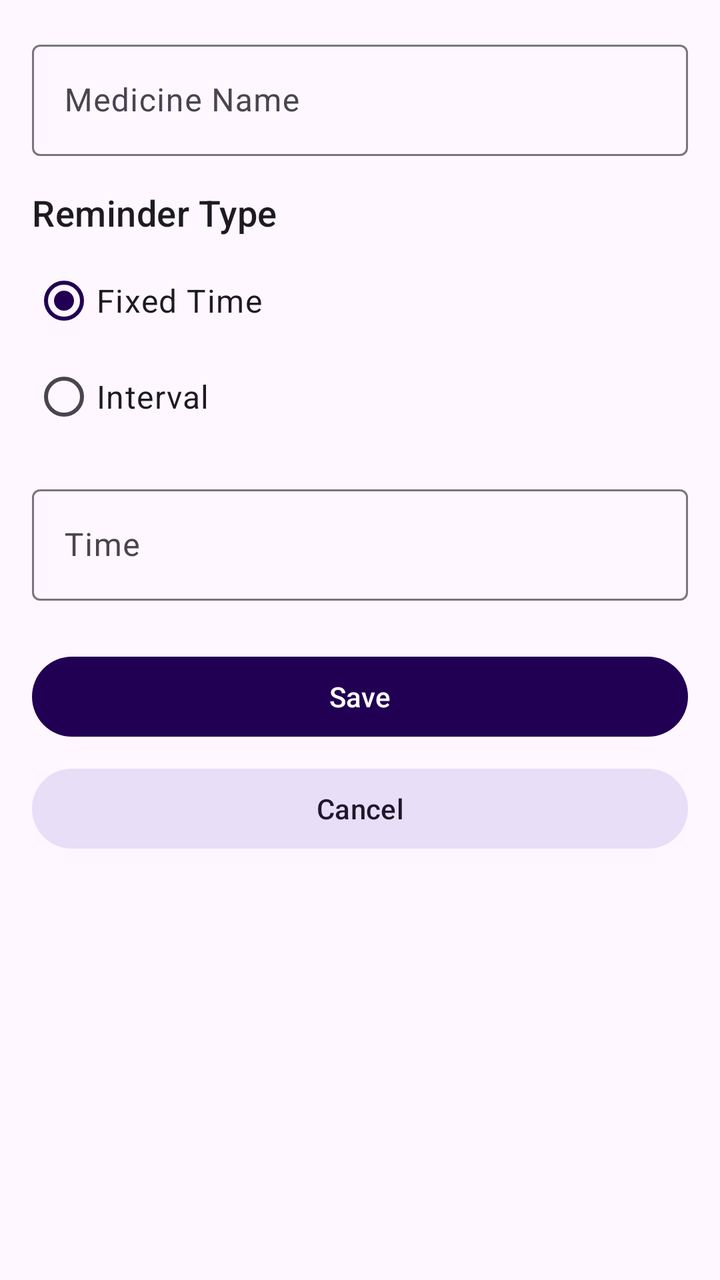
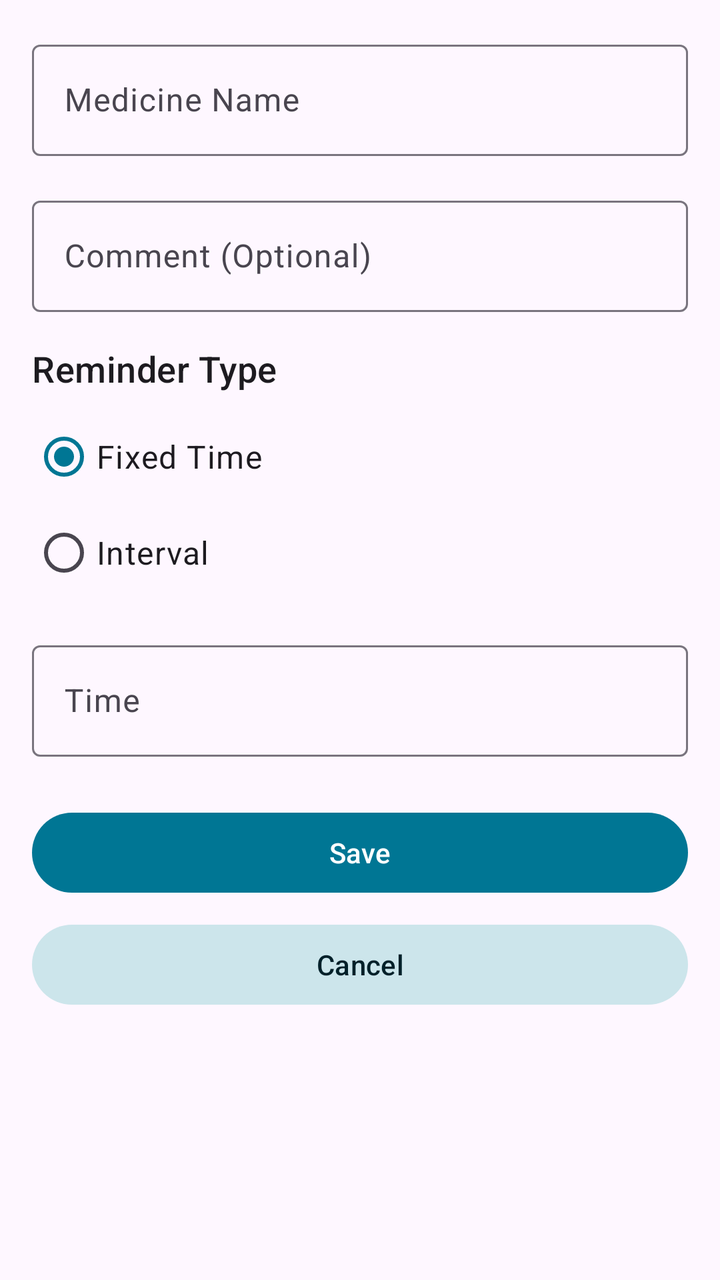

Screens rendered from an Android XML layout before and after an edit, with the pre-edit source and the edit as a unified diff.
<!-- AndroidManifest.xml: application theme Theme.MedicineReminder -->
<!-- res/layout/activity_add_edit_medicine.xml -->
<?xml version="1.0" encoding="utf-8"?>
<ScrollView xmlns:android="http://schemas.android.com/apk/res/android"
    xmlns:app="http://schemas.android.com/apk/res-auto"
    android:layout_width="match_parent"
    android:layout_height="match_parent"
    android:fillViewport="true">

    <LinearLayout
        android:layout_width="match_parent"
        android:layout_height="wrap_content"
        android:orientation="vertical"
        android:padding="16dp">

        <com.google.android.material.textfield.TextInputLayout
            android:layout_width="match_parent"
            android:layout_height="wrap_content"
            android:hint="@string/medicine_name"
            android:layout_marginBottom="16dp">

            <com.google.android.material.textfield.TextInputEditText
                android:id="@+id/editTextName"
                android:layout_width="match_parent"
                android:layout_height="wrap_content"
                android:textAppearance="?attr/textAppearanceBodyLarge" />
        </com.google.android.material.textfield.TextInputLayout>

        <TextView
            android:layout_width="wrap_content"
            android:layout_height="wrap_content"
            android:text="Reminder Type"
            android:textAppearance="?attr/textAppearanceTitleMedium"
            android:layout_marginBottom="8dp"/>

        <RadioGroup
            android:id="@+id/radioGroupType"
            android:layout_width="match_parent"
            android:layout_height="wrap_content"
            android:orientation="vertical"
            android:layout_marginBottom="16dp">
            <RadioButton
                android:id="@+id/radioFixed"
                android:layout_width="wrap_content"
                android:layout_height="wrap_content"
                android:text="Fixed Time"
                android:textAppearance="?attr/textAppearanceBodyLarge"
                android:checked="true"/>
            <RadioButton
                android:id="@+id/radioInterval"
                android:layout_width="wrap_content"
                android:layout_height="wrap_content"
                android:textAppearance="?attr/textAppearanceBodyLarge"
                android:text="Interval" />
        </RadioGroup>

        
        <com.google.android.material.textfield.TextInputLayout
            android:id="@+id/layoutFixedTime"
            android:layout_width="match_parent"
            android:layout_height="wrap_content"
            android:hint="@string/time"
            style="@style/Widget.Material3.TextInputLayout.OutlinedBox">

            <com.google.android.material.textfield.TextInputEditText
                android:id="@+id/editTextTime"
                android:layout_width="match_parent"
                android:layout_height="wrap_content"
                android:focusable="false"
                android:inputType="none"
                android:textAppearance="?attr/textAppearanceBodyLarge" />
        </com.google.android.material.textfield.TextInputLayout>

        
        <LinearLayout
            android:id="@+id/layoutInterval"
            android:layout_width="match_parent"
            android:layout_height="wrap_content"
            android:orientation="vertical"
            android:gravity="center_horizontal"
            android:visibility="gone"
            android:layout_marginTop="16dp">

            <TextView
                android:layout_width="wrap_content"
                android:layout_height="wrap_content"
                android:text="Repeat Every"
                android:textAppearance="?attr/textAppearanceTitleMedium"
                android:layout_marginBottom="16dp"/>

            <LinearLayout
                android:layout_width="wrap_content"
                android:layout_height="wrap_content"
                android:orientation="horizontal"
                android:gravity="center">

                <LinearLayout
                    android:layout_width="wrap_content"
                    android:layout_height="wrap_content"
                    android:orientation="vertical"
                    android:gravity="center">

                    <com.google.android.material.card.MaterialCardView
                        android:layout_width="wrap_content"
                        android:layout_height="wrap_content"
                        app:cardCornerRadius="8dp"
                        app:cardElevation="4dp"
                        app:strokeWidth="1dp"
                        app:strokeColor="?attr/colorPrimary">
                        <NumberPicker
                            android:id="@+id/numberPickerHours"
                            android:layout_width="80dp"
                            android:layout_height="150dp"
                            android:layout_margin="8dp" />
                    </com.google.android.material.card.MaterialCardView>

                    <TextView
                        android:layout_width="wrap_content"
                        android:layout_height="wrap_content"
                        android:text="Hours"
                        android:layout_marginTop="8dp"
                        android:textAppearance="?attr/textAppearanceBodySmall" />
                </LinearLayout>

                <TextView
                    android:layout_width="wrap_content"
                    android:layout_height="wrap_content"
                    android:text=":"
                    android:textAppearance="?attr/textAppearanceTitleLarge"
                    android:layout_marginHorizontal="16dp"
                    android:layout_marginBottom="24dp"
                    android:textStyle="bold" />

                <LinearLayout
                    android:layout_width="wrap_content"
                    android:layout_height="wrap_content"
                    android:orientation="vertical"
                    android:gravity="center">

                    <com.google.android.material.card.MaterialCardView
                        android:layout_width="wrap_content"
                        android:layout_height="wrap_content"
                        app:cardCornerRadius="8dp"
                        app:cardElevation="4dp"
                        app:strokeWidth="1dp"
                        app:strokeColor="?attr/colorPrimary">
                        <NumberPicker
                            android:id="@+id/numberPickerMinutes"
                            android:layout_width="80dp"
                            android:layout_height="150dp"
                            android:layout_margin="8dp" />
                    </com.google.android.material.card.MaterialCardView>

                    <TextView
                        android:layout_width="wrap_content"
                        android:layout_height="wrap_content"
                        android:text="Minutes"
                        android:layout_marginTop="8dp"
                        android:textAppearance="?attr/textAppearanceBodySmall" />
                </LinearLayout>

            </LinearLayout>
        </LinearLayout>

        <com.google.android.material.button.MaterialButton
            android:id="@+id/buttonSave"
            android:layout_width="match_parent"
            android:layout_height="wrap_content"
            android:layout_marginTop="24dp"
            android:text="@string/save"
            android:textAppearance="?attr/textAppearanceLabelLarge" />

        <com.google.android.material.button.MaterialButton
            android:id="@+id/buttonCancel"
            android:layout_width="match_parent"
            android:layout_height="wrap_content"
            android:layout_marginTop="8dp"
            android:text="Cancel"
            style="@style/Widget.Material3.Button.TonalButton"
            android:textAppearance="?attr/textAppearanceLabelLarge" />

        <com.google.android.material.button.MaterialButton
            android:id="@+id/buttonDelete"
            android:layout_width="match_parent"
            android:layout_height="wrap_content"
            android:layout_marginTop="24dp"
            android:text="@string/delete"
            android:visibility="gone"
            app:backgroundTint="#B00020"
            android:textColor="@color/white"
            android:textAppearance="?attr/textAppearanceLabelLarge" />

    </LinearLayout>
</ScrollView>
<!-- resources referenced by this layout -->
<resources>
  <color name="white">#FFFFFFFF</color>
  <string name="delete">Delete</string>
  <string name="medicine_name">Medicine Name</string>
  <string name="save">Save</string>
  <string name="time">Time</string>
  <style name="Theme.MedicineReminder" parent="Theme.Material3.DayNight.NoActionBar">
          
          <item name="colorPrimary">#210054</item>
          <item name="colorOnPrimary">@color/white</item>
          
          <item name="colorSecondary">@color/teal_200</item>
          <item name="colorOnSecondary">@color/black</item>
  
          <item name="fabBackgroundColor">#210054</item>
          <item name="fabIconColor">@color/white</item>
  
          
          <item name="textAppearanceTitleLarge">@style/AppHeadline6</item>
          <item name="textAppearanceHeadlineMedium">@style/AppHeadline5</item>
          <item name="textAppearanceTitleMedium">@style/AppSubtitle1</item>
          <item name="textAppearanceBodyLarge">@style/AppBody1</item>
          <item name="textAppearanceBodySmall">@style/AppBody2</item>
          <item name="textAppearanceLabelLarge">@style/AppButton</item>
      </style>
  <color name="teal_200">#FF03DAC5</color>
  <color name="black">#FF000000</color>
  <style name="AppHeadline6" parent="TextAppearance.Material3.TitleLarge">
          <item name="android:textSize">20sp</item>
          <item name="android:lineSpacingMultiplier">1.2</item>
      </style>
  <style name="AppHeadline5" parent="TextAppearance.Material3.HeadlineMedium">
          <item name="android:textSize">24sp</item>
          <item name="android:lineSpacingMultiplier">1.2</item>
      </style>
  <style name="AppSubtitle1" parent="TextAppearance.Material3.TitleMedium">
          <item name="android:textSize">18sp</item>
          <item name="android:lineSpacingMultiplier">1.2</item>
      </style>
  <style name="AppBody1" parent="TextAppearance.Material3.BodyLarge">
          <item name="android:textSize">16sp</item>
          <item name="android:lineSpacingMultiplier">1.2</item>
      </style>
  <style name="AppBody2" parent="TextAppearance.Material3.BodySmall">
          <item name="android:textSize">14sp</item>
          <item name="android:lineSpacingMultiplier">1.2</item>
      </style>
  <style name="AppButton" parent="TextAppearance.Material3.LabelLarge">
          <item name="android:textSize">14sp</item>
          <item name="android:lineSpacingMultiplier">1.2</item>
      </style>
</resources>

<!-- the commit's change to res/layout/activity_add_edit_medicine.xml (unified diff, before → after) -->
@@ -24,6 +24,22 @@
                 android:textAppearance="?attr/textAppearanceBodyLarge" />
         </com.google.android.material.textfield.TextInputLayout>
 
+        
+        <com.google.android.material.textfield.TextInputLayout
+            android:layout_width="match_parent"
+            android:layout_height="wrap_content"
+            android:hint="@string/comment_label"
+            android:layout_marginBottom="16dp"
+            app:placeholderText="@string/comment_hint">
+
+            <com.google.android.material.textfield.TextInputEditText
+                android:id="@+id/editTextComment"
+                android:layout_width="match_parent"
+                android:layout_height="wrap_content"
+                android:inputType="textCapSentences"
+                android:textAppearance="?attr/textAppearanceBodyLarge" />
+        </com.google.android.material.textfield.TextInputLayout>
+
         <TextView
             android:layout_width="wrap_content"
             android:layout_height="wrap_content"
@@ -79,10 +95,28 @@
             android:visibility="gone"
             android:layout_marginTop="16dp">
 
+            
+            <com.google.android.material.textfield.TextInputLayout
+                android:id="@+id/layoutIntervalStartTime"
+                android:layout_width="match_parent"
+                android:layout_height="wrap_content"
+                android:hint="@string/first_dose_at"
+                android:layout_marginBottom="16dp"
+                style="@style/Widget.Material3.TextInputLayout.OutlinedBox">
+
+                <com.google.android.material.textfield.TextInputEditText
+                    android:id="@+id/editTextIntervalStartTime"
+                    android:layout_width="match_parent"
+                    android:layout_height="wrap_content"
+                    android:focusable="false"
+                    android:inputType="none"
+                    android:textAppearance="?attr/textAppearanceBodyLarge" />
+            </com.google.android.material.textfield.TextInputLayout>
+
             <TextView
                 android:layout_width="wrap_content"
                 android:layout_height="wrap_content"
-                android:text="Repeat Every"
+                android:text="@string/repeat_every"
                 android:textAppearance="?attr/textAppearanceTitleMedium"
                 android:layout_marginBottom="16dp"/>
 
<!-- resource entries referenced after the edit -->
@@ -1,19 +1,29 @@
 <!-- resources referenced by this layout -->
 <resources>
   <color name="white">#FFFFFFFF</color>
+  <string name="comment_hint">e.g., Take with food or Avoid milk</string>
+  <string name="comment_label">Comment (Optional)</string>
   <string name="delete">Delete</string>
+  <string name="first_dose_at">Starting from</string>
   <string name="medicine_name">Medicine Name</string>
+  <string name="repeat_every">Repeat Every</string>
   <string name="save">Save</string>
   <string name="time">Time</string>
   <style name="Theme.MedicineReminder" parent="Theme.Material3.DayNight.NoActionBar">
           
-          <item name="colorPrimary">#210054</item>
+          <item name="colorPrimary">#007694</item>
           <item name="colorOnPrimary">@color/white</item>
+  
           
-          <item name="colorSecondary">@color/teal_200</item>
-          <item name="colorOnSecondary">@color/black</item>
+          <item name="colorSecondary">#007694</item>
+          <item name="colorOnSecondary">@color/white</item>
   
-          <item name="fabBackgroundColor">#210054</item>
+          
+          <item name="colorSecondaryContainer">#CCE5EB</item>
+          <item name="colorOnSecondaryContainer">#002029</item>
+  
+          
+          <item name="fabBackgroundColor">#007694</item>
           <item name="fabIconColor">@color/white</item>
   
           
@@ -24,8 +34,6 @@
           <item name="textAppearanceBodySmall">@style/AppBody2</item>
           <item name="textAppearanceLabelLarge">@style/AppButton</item>
       </style>
-  <color name="teal_200">#FF03DAC5</color>
-  <color name="black">#FF000000</color>
   <style name="AppHeadline6" parent="TextAppearance.Material3.TitleLarge">
           <item name="android:textSize">20sp</item>
           <item name="android:lineSpacingMultiplier">1.2</item>
